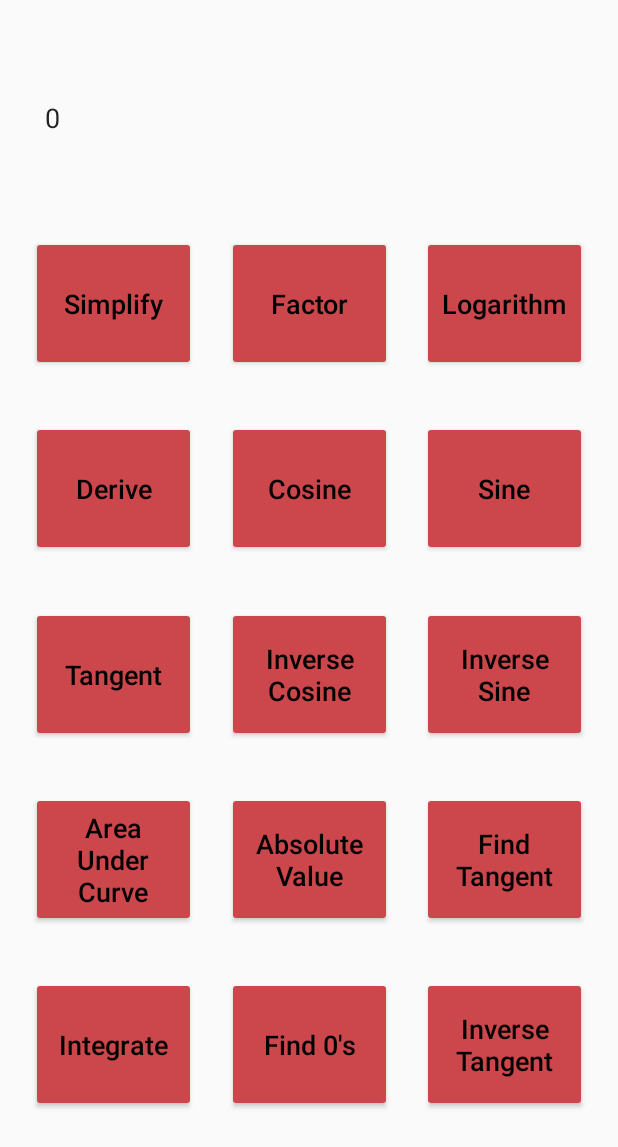
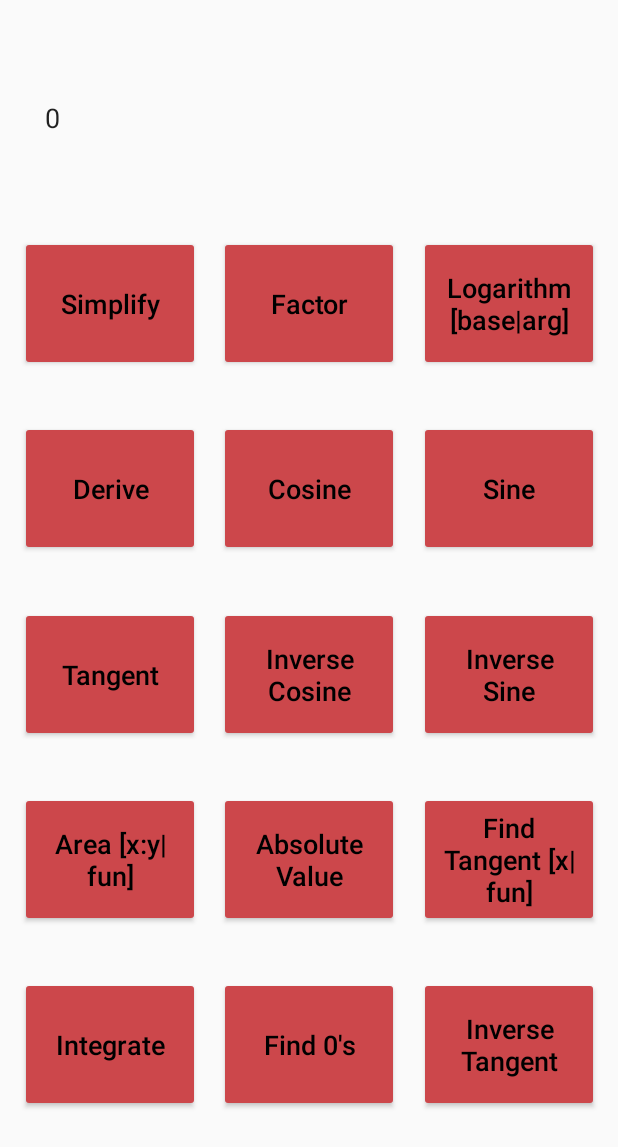
Before and after one commit to KamilKrol5/mobile-applications, an Android app: the screen it shows after launch (MainActivity), on a phone screen of 412 x 824 dp. Shown: the top 1147 px of the screen. Run offline under Robolectric (Android 15) with nearby library versions, the phone set to English and light mode, and no system bars.

Commit message:
Clean up code, add string resources, remove screen rotation

```diff
--- a/Newton/app/src/main/AndroidManifest.xml
+++ b/Newton/app/src/main/AndroidManifest.xml
@@ -11,7 +11,7 @@
             android:roundIcon="@mipmap/ic_launcher_round"
             android:supportsRtl="true"
             android:theme="@style/AppTheme">
-        <activity android:name=".MainActivity">
+        <activity android:name=".MainActivity" android:screenOrientation="portrait">
             <intent-filter>
                 <action android:name="android.intent.action.MAIN"/>
 
--- a/Newton/app/src/main/java/com/example/newton/MainActivity.kt
+++ b/Newton/app/src/main/java/com/example/newton/MainActivity.kt
@@ -25,6 +25,7 @@ class MainActivity : AppCompatActivity() {
 
     }
 
+
             private fun callAPI(expression: String, operation: String) {
                 val newton = retrofit.create(NewtonAPI::class.java)
                 val call = newton.askNewtonAPI(operation, expression)
@@ -35,7 +36,6 @@ class MainActivity : AppCompatActivity() {
 
                     override fun onResponse(call: Call<NewtonAPIValue>, response: Response<NewtonAPIValue>) {
                         val body = response.body()
-                val raw = response.raw()
                         if (body != null) {
                             val res = body.result
                             editText.setText(res)
@@ -43,7 +43,6 @@ class MainActivity : AppCompatActivity() {
                             editText.setText("An error occurred")
                         }
                     }
-
         })
     }
 
@@ -59,7 +58,7 @@ class MainActivity : AppCompatActivity() {
                 val body = response.body()
                 if (body != null) {
                     val res = body.result
-                    editText.setText(res.toString())
+                    editText?.setText(res?.toString())
                 } else {
                     editText.setText("An error occurred")
                 }
@@ -68,62 +67,12 @@ class MainActivity : AppCompatActivity() {
         })
     }
 
-    public fun buttonAbsoluteValueClicked(view: View) {
-        callAPI("abs", editText.text.toString())
+    fun buttonClicked(view: View) {
+        callAPI(view.tag.toString(), editText.text.toString())
     }
 
-    public fun buttonAreaUnderCurveClicked(view: View) {
-        callAPI("area", editText.text.toString())
-    }
-
-    public fun buttonCosineClicked(view: View) {
-        callAPI("cos", editText.text.toString())
-    }
-
-    public fun buttonDeriveClicked(view: View) {
-        callAPI("derive", editText.text.toString())
-    }
-
-    public fun buttonFactorClicked(view: View) {
-        callAPI("factor", editText.text.toString())
-    }
-
-    public fun buttonFindZerosClicked(view: View) {
+    fun buttonFindZerosClicked(view: View) {
         callAPIForArrayResult("zeroes", editText.text.toString())
     }
 
-    public fun buttonIntegrateClicked(view: View) {
-        callAPI("integrate", editText.text.toString())
 }
-
-    public fun buttonFindTangentClicked(view: View) {
-        callAPI("tangent", editText.text.toString())
-    }
-
-    public fun buttonInverseTangentClicked(view: View) {
-        callAPI("arctan", editText.text.toString())
-    }
-
-    public fun buttonInverseCosineClicked(view: View) {
-        callAPI("arccos", editText.text.toString())
-    }
-
-    public fun buttonInverseSineClicked(view: View) {
-        callAPI("arcsin", editText.text.toString())
-    }
-
-    public fun buttonSimplifyClicked(view: View) {
-        callAPI("simplify", editText.text.toString())
-    }
-    public fun buttonSineClicked(view: View) {
-        callAPI("sin", editText.text.toString())
-    }
-
-    public fun buttonTangentClicked(view: View) {
-        callAPI("tan", editText.text.toString())
-    }
-
-    public fun buttonLogarithmClicked(view: View) {
-        callAPI("log", editText.text.toString())
-    }
-}
--- a/Newton/app/src/main/res/layout/activity_main.xml
+++ b/Newton/app/src/main/res/layout/activity_main.xml
@@ -8,43 +8,48 @@
         tools:context=".MainActivity" android:layout_marginBottom="0dp">
 
     <Button
-            android:text="Simplify"
+            android:text="@string/simplify"
+            android:tag="simplify"
             style="@style/AppTheme.Button"
             android:layout_width="wrap_content"
             android:layout_height="wrap_content"
             android:id="@+id/buttonSimplify"
             app:layout_constraintStart_toStartOf="parent"
             app:layout_constraintHorizontal_bias="0.5" app:layout_constraintEnd_toStartOf="@+id/buttonFactor"
-            app:layout_constraintBottom_toTopOf="@+id/guideline2" android:onClick="buttonSimplifyClicked"/>
+            app:layout_constraintBottom_toTopOf="@+id/guideline2" android:onClick="buttonClicked"/>
     <Button
-            android:text="Factor"
+            android:text="@string/factor"
+            android:tag="factor"
             style="@style/AppTheme.Button"
             android:layout_width="wrap_content"
             android:layout_height="wrap_content"
             android:id="@+id/buttonFactor"
             app:layout_constraintStart_toEndOf="@+id/buttonSimplify" app:layout_constraintHorizontal_bias="0.5"
             app:layout_constraintEnd_toStartOf="@+id/buttonLogarithm"
-            app:layout_constraintBottom_toTopOf="@+id/guideline2" android:onClick="buttonFactorClicked"/>
+            app:layout_constraintBottom_toTopOf="@+id/guideline2" android:onClick="buttonClicked"/>
     <Button
-            android:text="Derive"
+            android:text="@string/derive"
+            android:tag="derive"
             android:layout_width="wrap_content"
             android:layout_height="wrap_content"
             style="@style/AppTheme.Button"
             android:id="@+id/buttonDerive"
             app:layout_constraintStart_toStartOf="parent"
             app:layout_constraintHorizontal_bias="0.5" app:layout_constraintEnd_toStartOf="@+id/buttonCosine"
-            app:layout_constraintBottom_toTopOf="@+id/guideline3" android:onClick="buttonDeriveClicked"/>
+            app:layout_constraintBottom_toTopOf="@+id/guideline3" android:onClick="buttonClicked"/>
     <Button
-            android:text="Integrate"
+            android:text="@string/integrate"
+            android:tag="integrate"
             android:layout_width="wrap_content"
             android:layout_height="wrap_content"
             style="@style/AppTheme.Button"
             android:id="@+id/buttonIntegrate"
             app:layout_constraintBottom_toTopOf="@+id/guideline6"
             app:layout_constraintStart_toStartOf="parent" app:layout_constraintHorizontal_bias="0.5"
-            app:layout_constraintEnd_toStartOf="@+id/buttonFindZeros" android:onClick="buttonIntegrateClicked"/>
+            app:layout_constraintEnd_toStartOf="@+id/buttonFindZeros" android:onClick="buttonClicked"/>
     <Button
-            android:text="Find 0's"
+            android:text="@string/find_0_s"
+            android:tag="zeros"
             android:layout_width="wrap_content"
             android:layout_height="wrap_content"
             style="@style/AppTheme.Button"
@@ -53,95 +58,105 @@
             app:layout_constraintStart_toEndOf="@+id/buttonIntegrate" app:layout_constraintHorizontal_bias="0.5"
             app:layout_constraintEnd_toStartOf="@+id/buttonInverseTangent" android:onClick="buttonFindZerosClicked"/>
     <Button
-            android:text="Find Tangent"
+            android:text="@string/find_tangent_x_fun"
+            android:tag="tangent"
             android:layout_width="wrap_content"
             android:layout_height="wrap_content"
             style="@style/AppTheme.Button"
             android:id="@+id/buttonFindTangent"
             app:layout_constraintStart_toEndOf="@+id/buttonAbsoluteValue"
             app:layout_constraintHorizontal_bias="0.5" app:layout_constraintEnd_toEndOf="parent"
-            app:layout_constraintBottom_toTopOf="@+id/guideline5" android:onClick="buttonFindTangentClicked"/>
+            app:layout_constraintBottom_toTopOf="@+id/guideline5" android:onClick="buttonClicked"/>
     <Button
-            android:text="Area Under Curve"
+            android:text="@string/area_x_y_fun"
             android:layout_width="wrap_content"
+            android:tag="area"
             android:layout_height="wrap_content"
             style="@style/AppTheme.Button"
             android:id="@+id/buttonAreaUnderCurve"
             app:layout_constraintStart_toStartOf="parent" app:layout_constraintHorizontal_bias="0.5"
             app:layout_constraintEnd_toStartOf="@+id/buttonAbsoluteValue"
-            app:layout_constraintBottom_toTopOf="@+id/guideline5" android:onClick="buttonAreaUnderCurveClicked"/>
+            app:layout_constraintBottom_toTopOf="@+id/guideline5" android:onClick="buttonClicked"/>
     <Button
-            android:text="Cosine"
+            android:text="@string/cosine"
+            android:tag="cos"
             android:layout_width="wrap_content"
             android:layout_height="wrap_content"
             style="@style/AppTheme.Button"
             android:id="@+id/buttonCosine"
             app:layout_constraintStart_toEndOf="@+id/buttonDerive" app:layout_constraintHorizontal_bias="0.5"
             app:layout_constraintEnd_toStartOf="@+id/buttonSine"
-            app:layout_constraintBottom_toTopOf="@+id/guideline3" android:onClick="buttonCosineClicked"/>
+            app:layout_constraintBottom_toTopOf="@+id/guideline3" android:onClick="buttonClicked"/>
     <Button
-            android:text="Sine"
+            android:text="@string/sine"
+            android:tag="sin"
             android:layout_width="wrap_content"
             android:layout_height="wrap_content"
             style="@style/AppTheme.Button"
             android:id="@+id/buttonSine"
             app:layout_constraintStart_toEndOf="@+id/buttonCosine" app:layout_constraintHorizontal_bias="0.5"
             app:layout_constraintEnd_toEndOf="parent"
-            app:layout_constraintBottom_toTopOf="@+id/guideline3" android:onClick="buttonSineClicked"/>
+            app:layout_constraintBottom_toTopOf="@+id/guideline3" android:onClick="buttonClicked"/>
     <Button
-            android:text="Tangent"
+            android:text="@string/tangent"
+            android:tag="tan"
             android:layout_width="wrap_content"
             android:layout_height="wrap_content"
             style="@style/AppTheme.Button"
             android:id="@+id/buttonTangent"
             app:layout_constraintStart_toStartOf="parent"
             app:layout_constraintHorizontal_bias="0.5" app:layout_constraintEnd_toStartOf="@+id/buttonInverseCosine"
-            app:layout_constraintBottom_toTopOf="@+id/guideline4" android:onClick="buttonTangentClicked"/>
+            app:layout_constraintBottom_toTopOf="@+id/guideline4" android:onClick="buttonClicked"/>
     <Button
-            android:text="Inverse Cosine"
+            android:text="@string/inverse_cosine"
+            android:tag="arccos"
             android:layout_width="wrap_content"
             android:layout_height="wrap_content"
             style="@style/AppTheme.Button"
             android:id="@+id/buttonInverseCosine"
             app:layout_constraintStart_toEndOf="@+id/buttonTangent" app:layout_constraintHorizontal_bias="0.5"
             app:layout_constraintEnd_toStartOf="@+id/buttonInverseSine"
-            app:layout_constraintBottom_toTopOf="@+id/guideline4" android:onClick="buttonInverseCosineClicked"/>
+            app:layout_constraintBottom_toTopOf="@+id/guideline4" android:onClick="buttonClicked"/>
     <Button
-            android:text="Inverse Sine"
+            android:text="@string/inverse_sine"
+            android:tag="arcsin"
             android:layout_width="wrap_content"
             android:layout_height="wrap_content"
             style="@style/AppTheme.Button"
             android:id="@+id/buttonInverseSine"
             app:layout_constraintStart_toEndOf="@+id/buttonInverseCosine" app:layout_constraintHorizontal_bias="0.5"
             app:layout_constraintEnd_toEndOf="parent"
-            app:layout_constraintBottom_toTopOf="@+id/guideline4" android:onClick="buttonInverseSineClicked"/>
+            app:layout_constraintBottom_toTopOf="@+id/guideline4" android:onClick="buttonClicked"/>
     <Button
-            android:text="Inverse Tangent"
+            android:text="@string/inverse_tangent"
+            android:tag="arctan"
             android:layout_width="wrap_content"
             android:layout_height="wrap_content"
             style="@style/AppTheme.Button"
             android:id="@+id/buttonInverseTangent"
             app:layout_constraintBottom_toTopOf="@+id/guideline6"
             app:layout_constraintStart_toEndOf="@+id/buttonFindZeros" app:layout_constraintHorizontal_bias="0.5"
-            app:layout_constraintEnd_toEndOf="parent" android:onClick="buttonInverseTangentClicked"/>
+            app:layout_constraintEnd_toEndOf="parent" android:onClick="buttonClicked"/>
     <Button
-            android:text="Absolute Value"
+            android:text="@string/absolute_value"
+            android:tag="abs"
             android:layout_width="wrap_content"
             android:layout_height="wrap_content"
             style="@style/AppTheme.Button"
             android:id="@+id/buttonAbsoluteValue"
             app:layout_constraintStart_toEndOf="@+id/buttonAreaUnderCurve" app:layout_constraintHorizontal_bias="0.5"
             app:layout_constraintEnd_toStartOf="@+id/buttonFindTangent"
-            app:layout_constraintBottom_toTopOf="@+id/guideline5" android:onClick="buttonAbsoluteValueClicked"/>
+            app:layout_constraintBottom_toTopOf="@+id/guideline5" android:onClick="buttonClicked"/>
     <Button
-            android:text="Logarithm"
+            android:text="@string/logarithm_base_arg"
+            android:tag="log"
             android:layout_width="wrap_content"
             android:layout_height="wrap_content"
             style="@style/AppTheme.Button"
             android:id="@+id/buttonLogarithm"
             app:layout_constraintStart_toEndOf="@+id/buttonFactor" app:layout_constraintHorizontal_bias="0.5"
             app:layout_constraintEnd_toEndOf="parent"
-            app:layout_constraintBottom_toTopOf="@+id/guideline2" android:onClick="buttonLogarithmClicked"/>
+            app:layout_constraintBottom_toTopOf="@+id/guideline2" android:onClick="buttonClicked"/>
     <EditText
             android:layout_width="352dp"
             android:layout_height="48dp"
--- a/Newton/app/src/main/res/values/strings.xml
+++ b/Newton/app/src/main/res/values/strings.xml
@@ -1,4 +1,19 @@
 <resources>
     <string name="app_name">Newton</string>
     <string name="enter_expression">Enter expression</string>
+    <string name="simplify">Simplify</string>
+    <string name="factor">Factor</string>
+    <string name="derive">Derive</string>
+    <string name="integrate">Integrate</string>
+    <string name="find_0_s">Find 0\'s</string>
+    <string name="find_tangent_x_fun">Find Tangent [x|fun]</string>
+    <string name="area_x_y_fun">Area [x:y|fun]</string>
+    <string name="cosine">Cosine</string>
+    <string name="sine">Sine</string>
+    <string name="tangent">Tangent</string>
+    <string name="inverse_cosine">Inverse Cosine</string>
+    <string name="inverse_sine">Inverse Sine</string>
+    <string name="inverse_tangent">Inverse Tangent</string>
+    <string name="absolute_value">Absolute Value</string>
+    <string name="logarithm_base_arg">Logarithm [base|arg]</string>
 </resources>
--- a/Newton/app/src/main/res/values/styles.xml
+++ b/Newton/app/src/main/res/values/styles.xml
@@ -11,7 +11,7 @@
     </style>
 
     <style name="AppTheme.Button" parent="Widget.AppCompat.Button.Colored">
-        <item name="android:width">110dp</item>
+        <item name="android:width">120dp</item>
         <item name="android:height">90dp</item>
         <item name="android:backgroundTint">@color/buttonColor</item>
         <item name="android:textColor">@android:color/background_dark</item>
```
Lines whose indentation alone changed are shown as unchanged.
